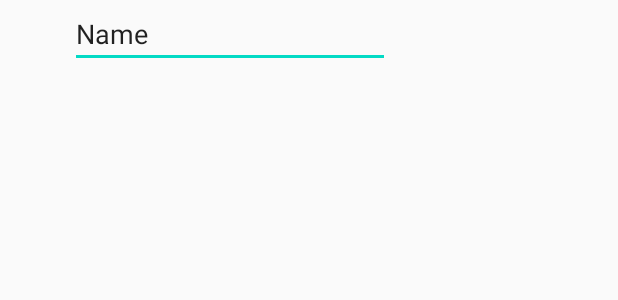
After one commit to pranataputr4/TicTacToe, an Android app: the layout register_main.xml on its own in the app's theme, with its tools: preview values and no code run, on a phone screen of 412 x 824 dp. The commit adds this screen. Shown: the top 300 px of the screen. Run offline under Robolectric (Android 15) with nearby library versions, the phone set to English and light mode, and no system bars.

Commit message:
Login, Register, Firebase Authentikasi

```diff
--- a/app/build.gradle
+++ b/app/build.gradle
@@ -1,4 +1,5 @@
 apply plugin: 'com.android.application'
+apply plugin: 'com.google.gms.google-services'
 
 android {
     compileSdkVersion 29
@@ -28,6 +29,7 @@ dependencies {
 
     implementation 'androidx.appcompat:appcompat:1.1.0'
     implementation 'androidx.constraintlayout:constraintlayout:1.1.3'
+    implementation 'com.google.firebase:firebase-auth:19.3.1'
     testImplementation 'junit:junit:4.12'
     androidTestImplementation 'androidx.test.ext:junit:1.1.1'
     androidTestImplementation 'androidx.test.espresso:espresso-core:3.2.0'
--- /dev/null
+++ b/app/src/main/res/layout/register_main.xml
@@ -0,0 +1,19 @@
+<?xml version="1.0" encoding="utf-8"?>
+<androidx.constraintlayout.widget.ConstraintLayout xmlns:android="http://schemas.android.com/apk/res/android"
+    xmlns:app="http://schemas.android.com/apk/res-auto"
+    xmlns:tools="http://schemas.android.com/tools"
+    android:layout_width="match_parent"
+    android:layout_height="match_parent">
+
+    <EditText
+        android:id="@+id/editText3"
+        android:layout_width="wrap_content"
+        android:layout_height="wrap_content"
+        android:layout_marginEnd="152dp"
+        android:layout_marginRight="152dp"
+        android:ems="10"
+        android:inputType="textPersonName"
+        android:text="Name"
+        app:layout_constraintEnd_toEndOf="parent"
+        tools:layout_editor_absoluteY="384dp" />
+</androidx.constraintlayout.widget.ConstraintLayout>
--- a/build.gradle
+++ b/build.gradle
@@ -9,6 +9,7 @@ buildscript {
     }
     dependencies {
         classpath 'com.android.tools.build:gradle:3.6.1'
+        classpath 'com.google.gms:google-services:4.3.3'
 
 
         // NOTE: Do not place your application dependencies here; they belong
```
Also changed, not shown: app/src/main/AndroidManifest.xml (+12 -1 lines), app/src/main/java/com/example/tictactoe/LoginActivity.java (added, +77 -0 lines), app/src/main/java/com/example/tictactoe/MainActivity.java (+10 -6 lines), app/src/main/java/com/example/tictactoe/Register.java (added, +88 -0 lines), app/src/main/res/layout/activity_main.xml (+9 -1 lines), app/src/main/res/layout/home_main.xml (added, +19 -0 lines).
